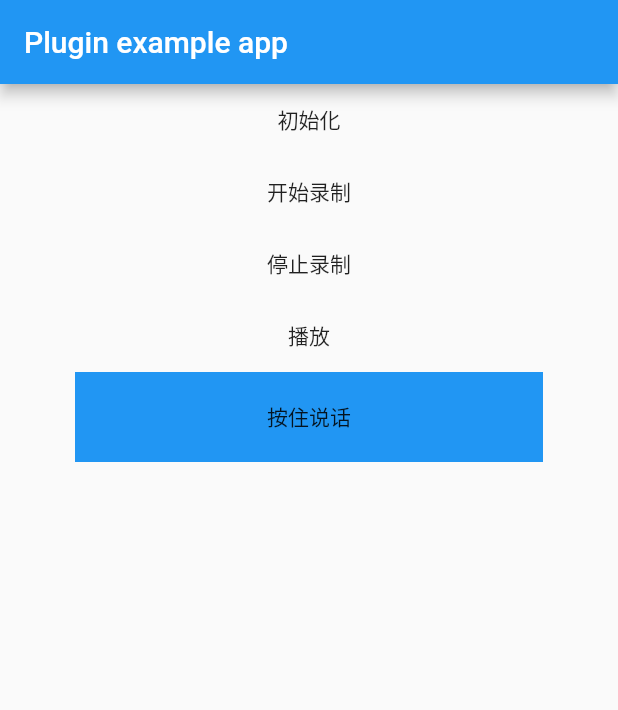
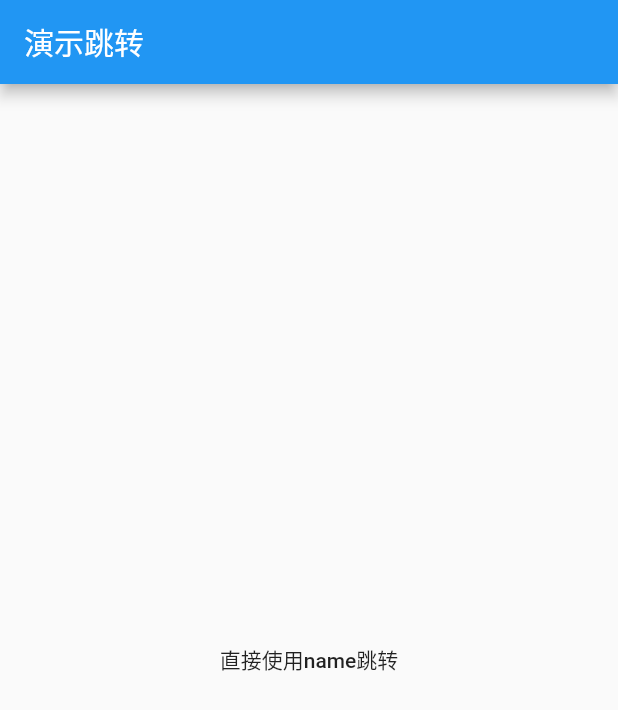
Before and after one commit to yxwandroid/flutter_plugin_record, a Flutter app: the screen it shows after launch, on a phone screen of 412 x 824 dp. Shown: the top 710 px of the screen. Run offline on Flutter 3.47's test engine with Material 2 defaults, Android fonts, the light colour scheme and no system bars.

Commit message:
update 更新代码

```diff
--- a/example/lib/main.dart
+++ b/example/lib/main.dart
@@ -1,219 +1,54 @@
 import 'package:flutter/material.dart';
-import 'package:flutter_plugin_record/flutter_plugin_record.dart';
-
+import 'package:flutter_plugin_record_example/second_screen.dart';
 
 void main() => runApp(MyApp());
 
-class MyApp extends StatefulWidget {
+class MyApp extends StatelessWidget {
   @override
-  _MyAppState createState() => _MyAppState();
+  Widget build(BuildContext context) {
+    return new MaterialApp(
+      title: 'Flutter Demo',
+      theme: new ThemeData(
+        primarySwatch: Colors.blue,
+      ),
+      home: new MyHomePage(title: 'Flutter Demo Home Page'),
+//      routes: {
+//        "nameRoute": (BuildContext context) => new SecondScreen(),
+//      },
+    );
+  }
 }
 
-class _MyAppState extends State<MyApp> {
-  FlutterPluginRecord recordPlugin = new FlutterPluginRecord();
-
-  double starty = 0.0;
-  double offset = 0.0;
-  bool isUp = false;
-  String textShow = "按住说话";
-  String toastShow = "手指上滑,取消发送";
-  String voiceIco = "images/voice_volume_1.png";
-  ///默认隐藏状态
-  bool voiceState = true;
+class MyHomePage extends StatefulWidget {
+  MyHomePage({Key key, this.title}) : super(key: key);
+  final String title;
 
   @override
-  void initState() {
-    super.initState();
-    recordPlugin.responseFromInit.listen((data) {
-      if (data) {
-        print("初始化成功");
-      } else {
-        print("初始化失败");
-      }
-    });
-    recordPlugin.response.listen((data) {
-      if (data.msg == "onStop") {
-        print("onStop  " + data.path);
-      } else if (data.msg == "onStart") {
-        print("onStart --");
-      }
-    });
-    recordPlugin.responseFromAmplitude.listen((data) {
-      var voiceData = double.parse(data.msg);
-      var tempVoice = "";
-      if (voiceData > 0 && voiceData < 0.1) {
-        tempVoice = "images/voice_volume_2.png";
-      } else if (voiceData > 0.2 && voiceData < 0.3) {
-        tempVoice = "images/voice_volume_3.png";
-      } else if (voiceData > 0.3 && voiceData < 0.4) {
-        tempVoice = "images/voice_volume_4.png";
-      } else if (voiceData > 0.4 && voiceData < 0.5) {
-        tempVoice = "images/voice_volume_5.png";
-      } else if (voiceData > 0.5 && voiceData < 0.6) {
-        tempVoice = "images/voice_volume_6.png";
-      } else if (voiceData > 0.6 && voiceData < 0.7) {
-        tempVoice = "images/voice_volume_7.png";
-      } else if (voiceData > 0.7 && voiceData < 1) {
-        tempVoice = "images/voice_volume_7.png";
-      }
-      setState(() {
-        voiceIco = tempVoice;
-      });
+  _MyHomePageState createState() => new _MyHomePageState();
+}
 
-      print("振幅大小   " + voiceData.toString() + "  " + voiceIco);
-    });
-  }
-
-  showVoiceView() {
-    setState(() {
-      textShow = "松开结束";
-      voiceState = false;
-    });
-    start();
-  }
-
-  hideVoiceView() {
-    setState(() {
-      textShow = "按住说话";
-      voiceState = true;
-    });
-
-    stop();
-
-    if (isUp) {
-      print("取消发送");
-    } else {
-      print("进行发送");
-    }
-  }
-
-  moveVoiceView() {
-    // print(offset - start);
-    setState(() {
-      isUp = starty - offset > 100 ? true : false;
-      if (isUp) {
-        textShow = "松开手指,取消发送";
-        toastShow = textShow;
-      } else {
-        textShow = "松开结束";
-        toastShow = "手指上滑,取消发送";
-      }
-    });
-  }
-
+class _MyHomePageState extends State<MyHomePage> {
   @override
   Widget build(BuildContext context) {
-    return MaterialApp(
-      home: Scaffold(
-        appBar: AppBar(
-          title: const Text('Plugin example app'),
-        ),
-        body: Center(
-          child: Column(
-            children: <Widget>[
-              FlatButton(
-                child: Text("初始化"),
+    return new Scaffold(
+      appBar: new AppBar(
+        title: new Text("演示跳转"),
+      ),
+      body: new Center(
+        child: new Column(
+          mainAxisSize: MainAxisSize.min,
+          children: <Widget>[
+            new FlatButton(
                 onPressed: () {
-                  _init();
+//                  Navigator.pushNamed<dynamic>(context, "nameRoute");
+                  Navigator.push(context, MaterialPageRoute(builder: (_) {
+                    return SecondScreen();
+                  }));
                 },
-              ),
-              FlatButton(
-                child: Text("开始录制"),
-                onPressed: () {
-                  start();
-                },
-              ),
-              FlatButton(
-                child: Text("停止录制"),
-                onPressed: () {
-                  stop();
-                },
-              ),
-              FlatButton(
-                child: Text("播放"),
-                onPressed: () {
-                  play();
-                },
-              ),
-              GestureDetector(
-                onVerticalDragStart: (details) {
-                  starty = details.globalPosition.dy;
-                  showVoiceView();
-                },
-                onVerticalDragEnd: (details) {
-                  hideVoiceView();
-                },
-                onVerticalDragUpdate: (details) {
-                  offset = details.globalPosition.dy;
-                  moveVoiceView();
-                },
-                child: Container(
-                  height: 60,
-                  color: Colors.blue,
-                  margin: EdgeInsets.fromLTRB(50, 0, 50, 20),
-                  child: Center(
-                    child: Text(
-                      textShow,
-                    ),
-                  ),
-                ),
-              ),
-              Offstage(
-                offstage: voiceState,
-                child: Center(
-                  child: Opacity(
-                    opacity: 0.5,
-                    child: Container(
-                      width: 160,
-                      height: 160,
-                      decoration: BoxDecoration(
-                        color: Color(0xff77797A),
-                        borderRadius: BorderRadius.all(Radius.circular(20.0)),
-                      ),
-                      child: Column(
-                        children: <Widget>[
-                          Container(
-                            margin: EdgeInsets.only(top: 10),
-                            child: new Image.asset(
-                              voiceIco,
-                              width: 100,
-                              height: 100,
-                            ),
-                          ),
-                          Container(
-                            padding:
-                            EdgeInsets.only(right: 20, left: 20, top: 0),
-                            child: Text(
-                              toastShow,
-                              style: TextStyle(color: Colors.white),
-                            ),
-                          )
-                        ],
-                      ),
-                    ),
-                  ),
-                ),
-              ),
-            ],
-          ),
+                child: new Text("直接使用name跳转")),
+          ],
         ),
       ),
     );
   }
-
-  void _init() async {
-    recordPlugin.init();
-  }
-
-  void start() async {
-    recordPlugin.start();
-  }
-
-  void stop() {
-    recordPlugin.stop();
-  }
-
-  void play() {
-    recordPlugin.play();
-  }
 }
```
Also changed, not shown: example/lib/second_screen.dart (added, +221 -0 lines), lib/flutter_plugin_record.dart (+14 -2 lines), 3 other files.
